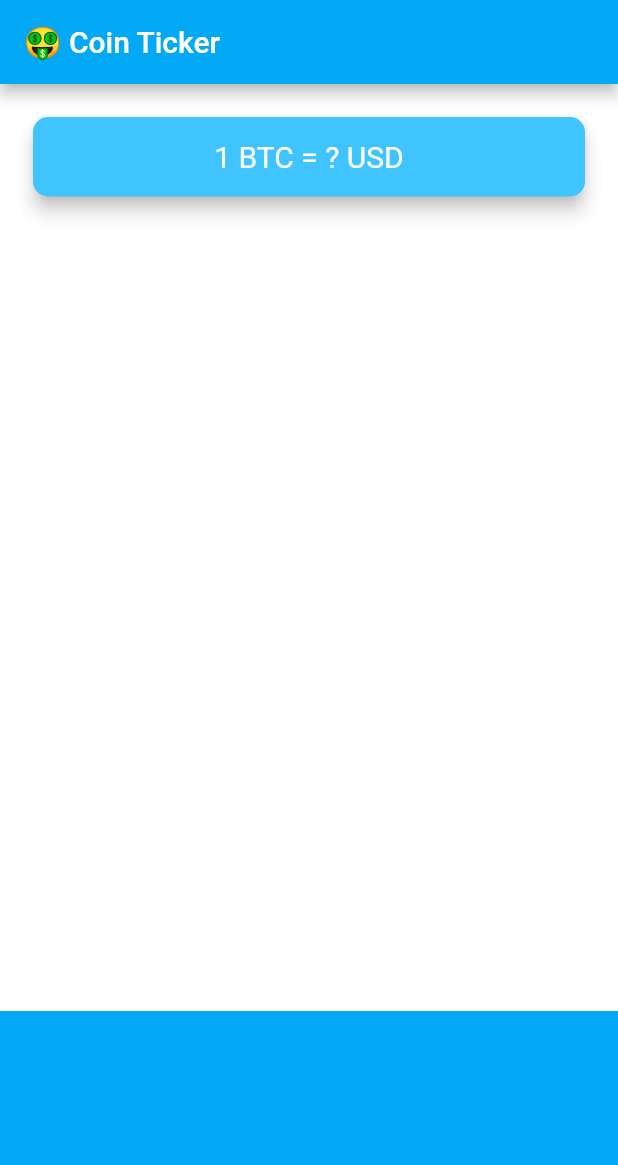
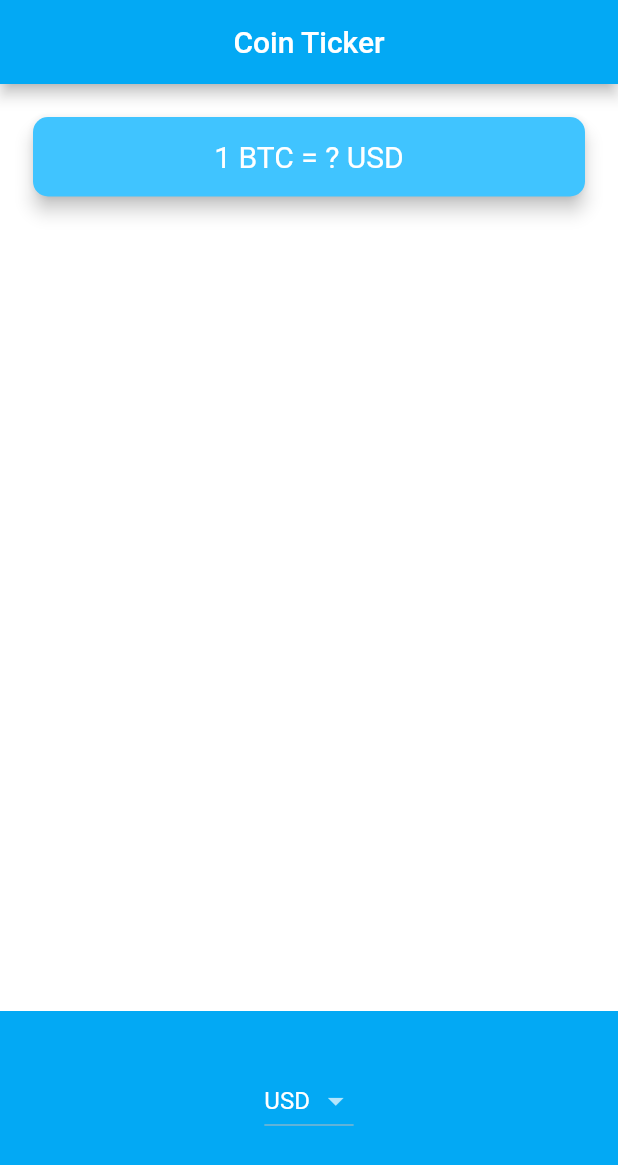
Before and after one commit to kk2211/bitcoin_ticker-flutter-, a Flutter app: the screen it shows after launch, on a phone screen of 412 x 824 dp. Shown: the top 1165 px of the screen. Run offline on Flutter 3.47's test engine with Material 2 defaults, Android fonts, the phone set to English and light mode, and no system bars.

```diff
--- a/lib/price_screen.dart
+++ b/lib/price_screen.dart
@@ -1,4 +1,5 @@
 import 'package:flutter/material.dart';
+import 'coin_data.dart';
 
 class PriceScreen extends StatefulWidget {
   @override
@@ -6,11 +7,26 @@ class PriceScreen extends StatefulWidget {
 }
 
 class _PriceScreenState extends State<PriceScreen> {
+  String selectedCurrency = "USD";
+
+  List<DropdownMenuItem<String>> getDropdownItems() {
+    List<DropdownMenuItem<String>> dropDownItems = [];
+    for (int i = 0; i < currenciesList.length; i++) {
+      var d_menu = DropdownMenuItem(
+        child: Text(currenciesList[i]),
+        value: currenciesList[i],
+      );
+      dropDownItems.add(d_menu);
+    }
+    return dropDownItems;
+  }
+
   @override
   Widget build(BuildContext context) {
     return Scaffold(
       appBar: AppBar(
-        title: Text('🤑 Coin Ticker'),
+        centerTitle: true,
+        title: Text('Coin Ticker'),
       ),
       body: Column(
         mainAxisAlignment: MainAxisAlignment.spaceBetween,
@@ -42,7 +58,16 @@ class _PriceScreenState extends State<PriceScreen> {
             alignment: Alignment.center,
             padding: EdgeInsets.only(bottom: 30.0),
             color: Colors.lightBlue,
-            child: null,
+            child: DropdownButton<String>(
+              isDense: false,
+              value: selectedCurrency,
+              items: getDropdownItems(),
+              onChanged: (value) {
+                setState(() {
+                  selectedCurrency = value;
+                });
+              },
+            ),
           ),
         ],
       ),
```
Also changed, not shown: pubspec.lock.
